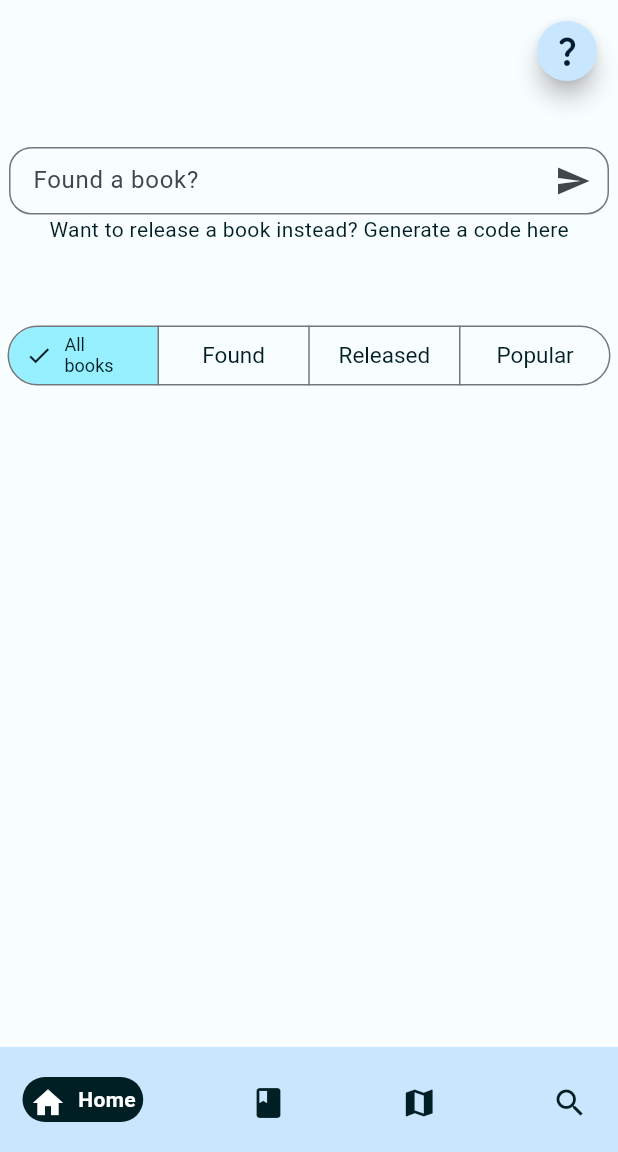
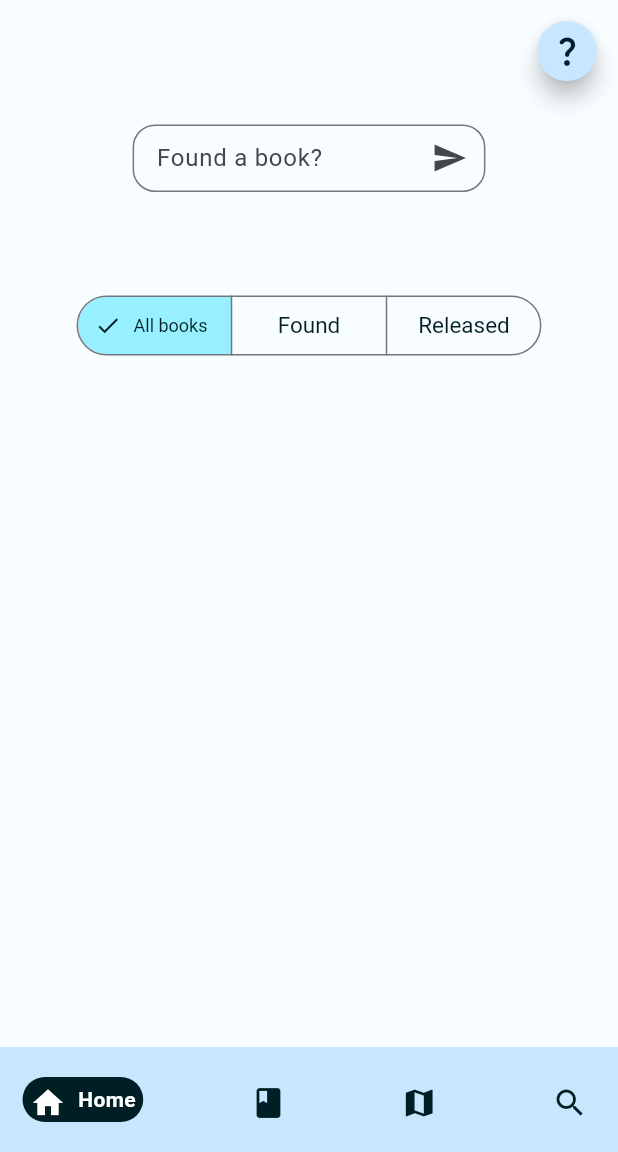
Before and after one commit to Storme419/WildBooks, a Flutter app: the screen it shows after launch, on a phone screen of 412 x 824 dp, the part 84-1236 px from its top. Run offline on Flutter 3.47's test engine with Material 3 defaults, Android fonts, the phone set to English and light mode, and no system bars; drawn by our look-alikes of google_nav_bar; our stand-ins replace flutter_map, geocoding, geolocator, image_picker, latlong2, quickalert and 2 more; missing offline and left inert: flutter_map_animations; accounts and stored records are empty.

Commit message:
added a few changes to the home page to give it more white space

```diff
--- a/wild_books/lib/view/home_page.dart
+++ b/wild_books/lib/view/home_page.dart
@@ -4,7 +4,7 @@ import 'package:wild_books/model/book.dart';
 import 'package:wild_books/utils/db.dart';
 import 'package:wild_books/view/book_tile.dart';
 
-enum FilterValues { all, found, released, popular }
+enum FilterValues { all, found, released }
 
 class HomePage extends StatefulWidget {
   const HomePage({super.key});
@@ -36,10 +36,11 @@ class _HomePageState extends State<HomePage> {
                   },
                   child: Icon(Icons.question_mark_rounded)),
             ),
-            Container(
-              padding: const EdgeInsets.fromLTRB(6, 30, 6, 15),
-              width: MediaQuery.of(context).size.width,
-              height: 140,
+            SingleChildScrollView(
+              child: Container(
+                padding: const EdgeInsets.fromLTRB(6, 15, 6, 15),
+                width: MediaQuery.of(context).size.width * 0.6,
+                height: 120,
                 child: Column(children: [
                   SizedBox(
                     height: 45,
@@ -77,14 +78,15 @@ class _HomePageState extends State<HomePage> {
                                   BorderRadius.all(Radius.circular(15.0))),
                         )),
                   ),
-                Wrap(children: [
-                  const Text('Want to release a book instead? '),
-                  InkWell(
-                    onTap: () => Navigator.of(context).pushNamed('/add-book'),
-                    child: const Text('Generate a code here'),
+                  // Wrap(children: [
+                  //   const Text('Want to release a book instead? '),
+                  //   InkWell(
+                  //     onTap: () => Navigator.of(context).pushNamed('/add-book'),
+                  //     child: const Text('Generate a code here'),
+                  //   ),
+                  // ])
+                ]),
               ),
-                ])
-              ]),
             ),
             Container(
               padding: const EdgeInsets.all(5),
@@ -104,11 +106,6 @@ class _HomePageState extends State<HomePage> {
                     value: FilterValues.released,
                     label: Text('Released'),
                     //   icon: Icon(Icons.my_library_books)
-                  ),
-                  ButtonSegment<FilterValues>(
-                    value: FilterValues.popular,
-                    label: Text('Popular'),
-                    //    icon: Icon(Icons.favorite)
                   ),
                 ],
                 selected: <FilterValues>{filterValuesView},
```
Lines whose indentation alone changed are shown as unchanged.
